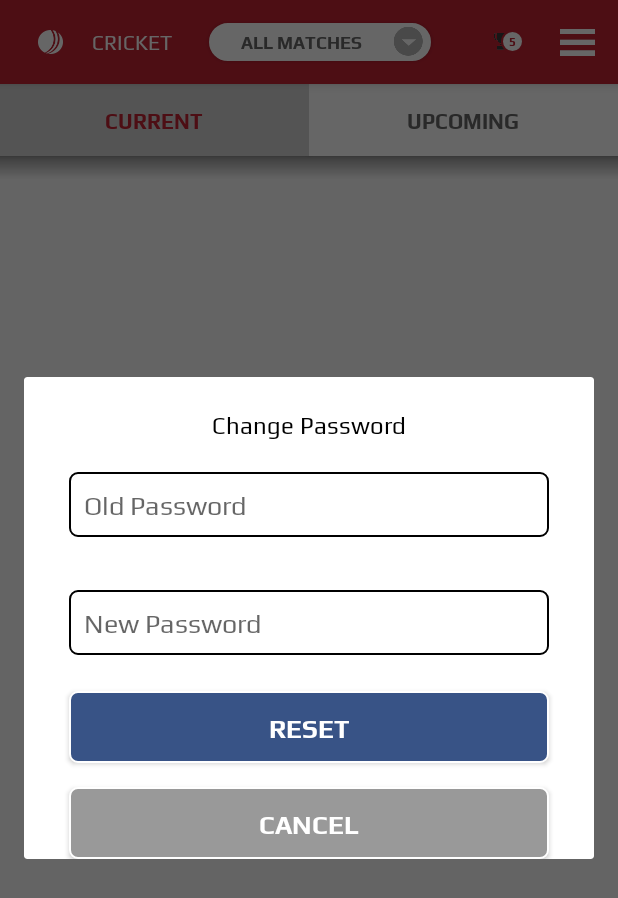
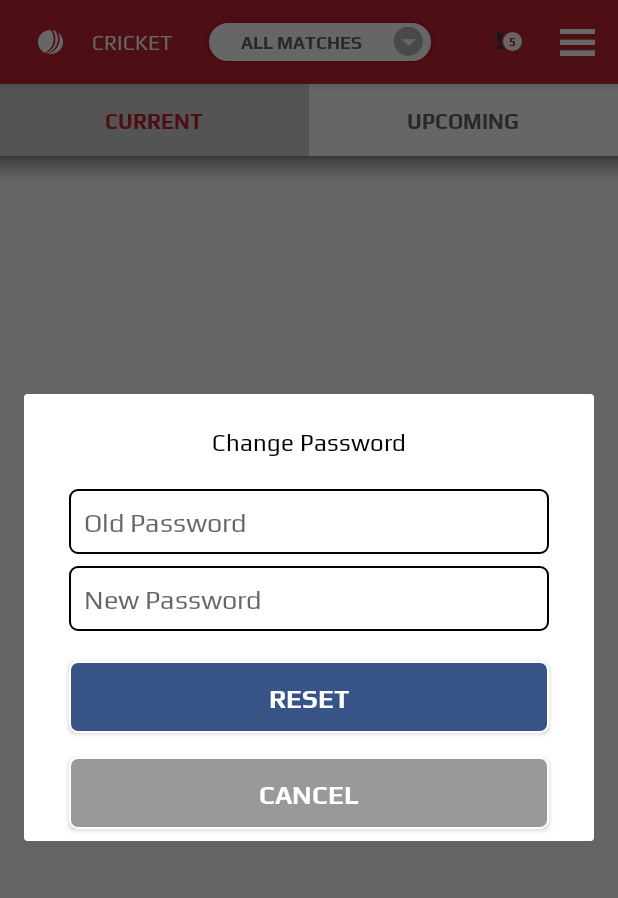
Before and after one commit to rohitpuriji/Rotobash, an Android app: the SidemenuActivity screen opened directly, with no data from a screen before it, in the side drawer, after a tap on "Reset Password", on a phone screen of 412 x 824 dp. Shown: the top 898 px of the screen. Run offline under Robolectric (Android 15) with nearby library versions, the phone set to English and light mode, and no system bars; our stand-ins replace data binding; libraries missing offline, so code that uses them is left out: com.facebook, com.jakewharton.rxbinding; 4 statements that could not run were skipped.

Commit message:
Validation check on reset password

```diff
--- a/app/src/main/java/com/tech/rotobash/activites/SidemenuActivity.java
+++ b/app/src/main/java/com/tech/rotobash/activites/SidemenuActivity.java
@@ -8,21 +8,17 @@ import android.databinding.DataBindingUtil;
 import android.os.Bundle;
 import android.support.design.widget.NavigationView;
 import android.support.v7.app.AppCompatActivity;
-import android.text.TextUtils;
 import android.view.Gravity;
 import android.view.LayoutInflater;
 import android.view.Menu;
 import android.view.MenuItem;
 import android.view.View;
-import android.widget.Button;
-import android.widget.EditText;
 import android.widget.Toast;
 
 import com.jakewharton.rxbinding.widget.RxTextView;
 import com.tech.rotobash.R;
 import com.tech.rotobash.ViewModel.UserViewModel;
 import com.tech.rotobash.databinding.ActivitySidemenuBinding;
-import com.tech.rotobash.databinding.LayoutForgetPasswordBinding;
 import com.tech.rotobash.databinding.LayoutResetPasswordBinding;
 import com.tech.rotobash.model.UserResponse;
 import com.tech.rotobash.utils.AppConstant;
@@ -34,16 +30,14 @@ import java.util.concurrent.TimeUnit;
 
 import static com.tech.rotobash.Validations.FieldValidations.doResetValidation;
 import static com.tech.rotobash.utils.AppConstant.ePasswordReq;
-import static com.tech.rotobash.utils.AppConstant.sEnterNewPassword;
-import static com.tech.rotobash.utils.AppConstant.sEnterOldPassword;
 import static com.tech.rotobash.utils.AppConstant.sEnterValidPassword;
 import static com.tech.rotobash.utils.AppConstant.sPleaseWait;
 
 /**
- @Module Name/Class		:	SidemenuActivity
- @Author Name			:	Rohit Puri
- @Date					:	Jan 8rd , 2018
- @Purpose				:	This class contains both sidemenu screen and main matches contents
+ * @Module Name/Class		:	SidemenuActivity
+ * @Author Name            :	Rohit Puri
+ * @Date :	Jan 8rd , 2018
+ * @Purpose :	This class contains both sidemenu screen and main matches contents
  */
 public class SidemenuActivity extends AppCompatActivity
         implements NavigationView.OnNavigationItemSelectedListener {
@@ -61,7 +55,7 @@ public class SidemenuActivity extends AppCompatActivity
         mBinding.included.imgMenu.setOnClickListener(view -> {
             if (mBinding.drawerLayout.isDrawerOpen(Gravity.RIGHT)) {
                 mBinding.drawerLayout.closeDrawer(Gravity.RIGHT);
-            }else{
+            } else {
                 mBinding.drawerLayout.openDrawer(Gravity.RIGHT);
             }
         });
@@ -79,12 +73,12 @@ public class SidemenuActivity extends AppCompatActivity
     }
 
     /**
-     @Module Name/Class		:	initData
-     @Author Name			:	Rohit Puri
-     @Date					:	Jan 8rd , 2018
-     @Purpose				:	This method initialize the basic functionality
+     * @Module Name/Class		:	initData
+     * @Author Name            :	Rohit Puri
+     * @Date :	Jan 8rd , 2018
+     * @Purpose :	This method initialize the basic functionality
      */
-    private void initData(){
+    private void initData() {
 
         mBinding = DataBindingUtil.setContentView(this, R.layout.activity_sidemenu);
         mUserResponse = getIntent().getExtras().getParcelable("UserResponse");
@@ -104,18 +98,18 @@ public class SidemenuActivity extends AppCompatActivity
 
         if (Network.isAvailable(SidemenuActivity.this)) {
             loadCurrentMatches();
-        }else {
-            Toast.makeText(SidemenuActivity.this, AppConstant.sNoInternet,Toast.LENGTH_LONG).show();
+        } else {
+            Toast.makeText(SidemenuActivity.this, AppConstant.sNoInternet, Toast.LENGTH_LONG).show();
         }
     }
 
     /**
-     @Module Name/Class		:	loadCurrentMatches
-     @Author Name			:	Rohit Puri
-     @Date					:	Jan 11th , 2018
-     @Purpose				:	This method loads the current matches from api
+     * @Module Name/Class		:	loadCurrentMatches
+     * @Author Name            :	Rohit Puri
+     * @Date :	Jan 11th , 2018
+     * @Purpose :	This method loads the current matches from api
      */
-    private void loadCurrentMatches(){
+    private void loadCurrentMatches() {
 
     }
 
@@ -159,8 +153,8 @@ public class SidemenuActivity extends AppCompatActivity
         } else if (id == R.id.nav_reset) {
             if (Network.isAvailable(SidemenuActivity.this)) {
                 showResetDialog();
-            }else {
-                Toast.makeText(SidemenuActivity.this, AppConstant.sNoInternet,Toast.LENGTH_LONG).show();
+            } else {
+                Toast.makeText(SidemenuActivity.this, AppConstant.sNoInternet, Toast.LENGTH_LONG).show();
             }
 
         } else if (id == R.id.nav_share) {
@@ -174,26 +168,28 @@ public class SidemenuActivity extends AppCompatActivity
     }
 
 
-    private void moveScreen(){
+    private void moveScreen() {
         Intent i = new Intent(SidemenuActivity.this, AuthenticationActivity.class);
         startActivity(i);
         finish();
     }
 
     /**
-     @Module Name/Class		:	showResetDialog
-     @Author Name			:	Rohit Puri
-     @Date					:	Jan 11th , 2018
-     @Purpose				:	This method shows the reset dialog
+     * @Module Name/Class		:	showResetDialog
+     * @Author Name            :	Rohit Puri
+     * @Date :	Jan 11th , 2018
+     * @Purpose :	This method shows the reset dialog
      */
-    private void showResetDialog(){
-        LayoutResetPasswordBinding mBinding  = DataBindingUtil
+    private void showResetDialog() {
+        LayoutResetPasswordBinding mBinding = DataBindingUtil
                 .inflate(LayoutInflater.from(SidemenuActivity.this), R.layout.layout_reset_password, null, false);
 
         final Dialog openDialog = new Dialog(SidemenuActivity.this);
         openDialog.setContentView(mBinding.getRoot());
         openDialog.setCancelable(true);
 
+        mBinding.tvErrorOldPassword.setVisibility(View.GONE);
+        mBinding.tvErrorNewPassword.setVisibility(View.GONE);
         AppUtils.showSoftKeyboard(openDialog);
 
         mBinding.btnCancel.setOnClickListener(v -> openDialog.dismiss());
@@ -202,20 +198,33 @@ public class SidemenuActivity extends AppCompatActivity
         RxTextView.textChanges(mBinding.etNewPass)
                 .debounce(delay, TimeUnit.MILLISECONDS)
                 .subscribe(textChanged -> runOnUiThread(() -> {
-                    if(mBinding.etNewPass.getText().toString().length() > 0) {
+                    if (mBinding.etNewPass.getText().toString().length() > 0) {
                         if (mBinding.etNewPass.getText().toString().length() < 8) {
                             mBinding.etNewPass.requestFocus();
-                            mBinding.etNewPass.setError(sEnterValidPassword);
+                            mBinding.tvErrorNewPassword.setVisibility(View.VISIBLE);
+                            mBinding.tvErrorNewPassword.setText(sEnterValidPassword);
+                            // mBinding.etNewPass.setError(sEnterValidPassword);
+
                         } else if (!AppUtils.validate(mBinding.etNewPass.getText().toString())) {
                             mBinding.etNewPass.requestFocus();
-                            mBinding.etNewPass.setError(ePasswordReq);
+                            mBinding.tvErrorNewPassword.setVisibility(View.VISIBLE);
+                            mBinding.tvErrorNewPassword.setText(ePasswordReq);
+                            // mBinding.etNewPass.setError(ePasswordReq);
                         }
                     }
                 }));
 
+        RxTextView.textChanges(mBinding.etOldPass)
+                .subscribe(charSequence ->
+                        mBinding.tvErrorOldPassword.setVisibility(View.GONE));
+
+        RxTextView.textChanges(mBinding.etNewPass)
+                .subscribe(charSequence ->
+                        mBinding.tvErrorNewPassword.setVisibility(View.GONE));
+
         mBinding.btnSubmit.setOnClickListener(view -> {
-            if (doResetValidation(mBinding)){
-                doResetPassword(openDialog,mBinding.etOldPass.getText().toString(),mBinding.etNewPass.getText().toString());
+            if (doResetValidation(mBinding)) {
+                doResetPassword(openDialog, mBinding.etOldPass.getText().toString(), mBinding.etNewPass.getText().toString());
             }
         });
 
@@ -223,20 +232,20 @@ public class SidemenuActivity extends AppCompatActivity
     }
 
     /**
-     @Module Name/Class		:	doResetPassword
-     @Author Name			:	Rohit Puri
-     @Date					:	Jan 11th , 2018
-     @Purpose				:	This method observe the response coming from ViewModel class in form of LiveData
+     * @Module Name/Class		:	doResetPassword
+     * @Author Name            :	Rohit Puri
+     * @Date :	Jan 11th , 2018
+     * @Purpose :	This method observe the response coming from ViewModel class in form of LiveData
      */
-    private void doResetPassword(Dialog aDialog,String aOldPass, String aNewPass){
+    private void doResetPassword(Dialog aDialog, String aOldPass, String aNewPass) {
 
         UserViewModel mSignupViewModel = ViewModelProviders.of(this).get(UserViewModel.class);
 
-        mSignupViewModel.getResetPassword(progressDoalog,mUserResponse,aOldPass,aNewPass)
-                .observe(this,userResponse ->{
-                    Toast.makeText(SidemenuActivity.this,userResponse.getMessage(),Toast.LENGTH_LONG).show();
+        mSignupViewModel.getResetPassword(progressDoalog, mUserResponse, aOldPass, aNewPass)
+                .observe(this, userResponse -> {
+                    Toast.makeText(SidemenuActivity.this, userResponse.getMessage(), Toast.LENGTH_LONG).show();
                     AppUtils.hideSoftKeyboard(SidemenuActivity.this);
-                    if (userResponse.getStatus().equalsIgnoreCase("success")){
+                    if (userResponse.getStatus().equalsIgnoreCase("success")) {
                         aDialog.dismiss();
                     }
                 });
--- a/app/src/main/res/layout/layout_reset_password.xml
+++ b/app/src/main/res/layout/layout_reset_password.xml
@@ -4,7 +4,7 @@
 
     <android.support.constraint.ConstraintLayout
         android:layout_width="match_parent"
-        android:layout_height="350dp">
+        android:layout_height="wrap_content">
 
         <com.tech.rotobash.utils.TextFontsRegular
             android:id="@+id/tvTitle"
@@ -45,7 +45,7 @@
             android:layout_height="wrap_content"
             android:layout_marginEnd="30dp"
             android:layout_marginStart="30dp"
-            android:layout_marginTop="24dp"
+            android:layout_marginTop="@dimen/margin_twenty"
             android:background="@drawable/button_bg_blue"
             android:text="@string/reset"
             android:textColor="@color/color_white"
@@ -53,13 +53,13 @@
             app:layout_constraintEnd_toEndOf="parent"
             app:layout_constraintHorizontal_bias="0.0"
             app:layout_constraintStart_toStartOf="parent"
-            app:layout_constraintTop_toBottomOf="@+id/etNewPass" />
+            app:layout_constraintTop_toBottomOf="@+id/tvErrorNewPassword" />
 
         <com.tech.rotobash.utils.ButtonFontBold
             android:id="@+id/btnCancel"
             android:layout_width="0dp"
             android:layout_height="wrap_content"
-            android:layout_marginBottom="30dp"
+            android:layout_marginBottom="8dp"
             android:layout_marginEnd="30dp"
             android:layout_marginStart="30dp"
             android:layout_marginTop="16dp"
@@ -67,6 +67,7 @@
             android:text="CANCEL"
             android:textColor="@color/color_white"
             android:textSize="@dimen/large_mid_text"
+            app:layout_constraintBottom_toBottomOf="parent"
             app:layout_constraintEnd_toEndOf="parent"
             app:layout_constraintHorizontal_bias="0.0"
             app:layout_constraintStart_toStartOf="parent"
@@ -93,11 +94,23 @@
             android:layout_height="wrap_content"
             android:layout_marginEnd="30dp"
             android:layout_marginStart="30dp"
-            android:layout_marginTop="8dp"
+            android:layout_marginTop="@dimen/margin_ten"
             android:textColor="@color/color_red"
             app:layout_constraintEnd_toEndOf="parent"
             app:layout_constraintStart_toStartOf="parent"
             app:layout_constraintTop_toBottomOf="@+id/etOldPass" />
 
+        <TextView
+            android:id="@+id/tvErrorNewPassword"
+            android:layout_width="match_parent"
+            android:layout_height="wrap_content"
+            android:layout_marginEnd="30dp"
+            android:layout_marginStart="30dp"
+            android:layout_marginTop="@dimen/margin_ten"
+            android:textColor="@color/color_red"
+            app:layout_constraintEnd_toEndOf="parent"
+            app:layout_constraintStart_toStartOf="parent"
+            app:layout_constraintTop_toBottomOf="@+id/etNewPass" />
+
     </android.support.constraint.ConstraintLayout>
 </layout>
```
Also changed, not shown: app/src/main/java/com/tech/rotobash/Validations/FieldValidations.java (+40 -34 lines), app/src/main/res/layout/layout_forget_password.xml (+6 -5 lines).
